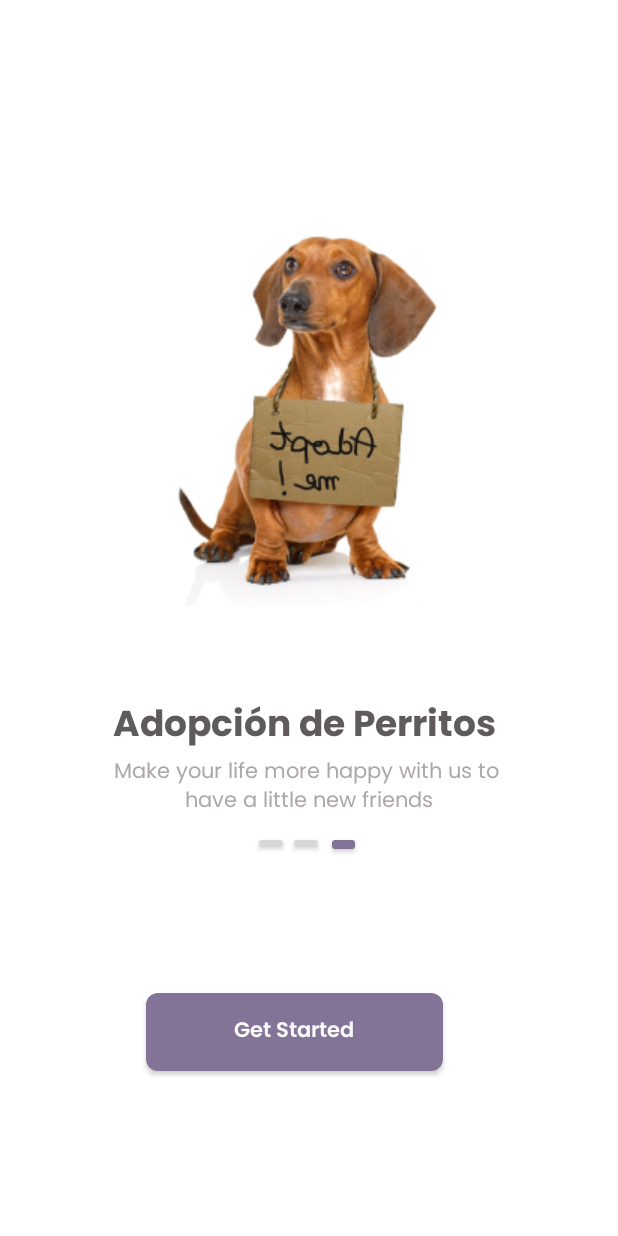
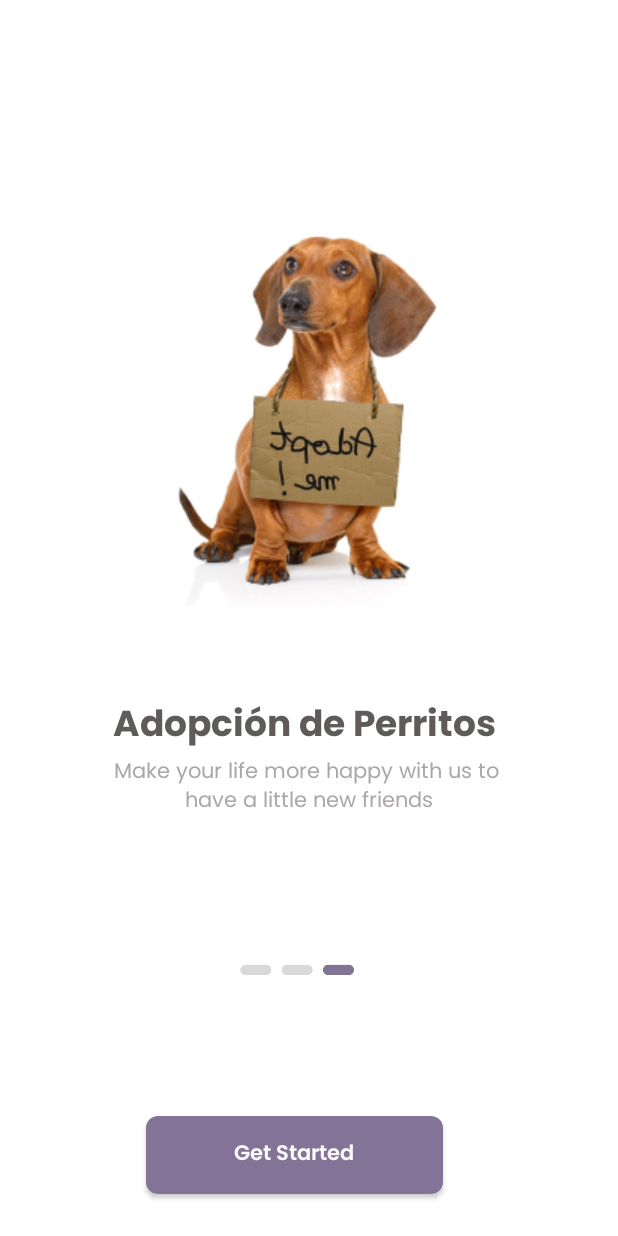
Before and after one commit to faqpauro/parcialTP3, an Android app: the screen it shows after launch (MainActivity), on a phone screen of 412 x 824 dp. Run offline under Robolectric (Android 15) with nearby library versions, the phone set to English and light mode, and no system bars.

Commit message:
Commit con la pagina de Inicio. Configuraciones para dicha vista. Carpeta de fuentes. Nuevos colores. Botonera de inicio

```diff
--- a/app/src/main/res/layout/activity_main.xml
+++ b/app/src/main/res/layout/activity_main.xml
@@ -58,7 +58,6 @@
         android:layout_width="198dp"
         android:layout_height="52dp"
         android:layout_marginStart="97dp"
-        android:layout_marginTop="7dp"
         android:layout_marginEnd="98dp"
         android:layout_marginBottom="28dp"
         android:background="@drawable/setting_button_mail"
@@ -74,39 +73,20 @@
         app:layout_constraintBottom_toBottomOf="parent"
         app:layout_constraintEnd_toEndOf="parent"
         app:layout_constraintHorizontal_bias="0.0"
+        app:layout_constraintStart_toStartOf="parent" />
+
+    <ImageView
+        android:id="@+id/imageView"
+        android:layout_width="128dp"
+        android:layout_height="28dp"
+        android:layout_marginStart="131dp"
+        android:layout_marginTop="9dp"
+        android:layout_marginEnd="152dp"
+        android:layout_marginBottom="1dp"
+        app:layout_constraintBottom_toTopOf="@+id/btn_get_started"
+        app:layout_constraintEnd_toEndOf="parent"
         app:layout_constraintStart_toStartOf="parent"
-        app:layout_constraintTop_toBottomOf="@+id/btn_scroll3" />
-
-    <Button
-        android:id="@+id/btn_scroll2"
-        android:layout_width="24dp"
-        android:layout_height="16dp"
-        android:layout_marginTop="13dp"
-        android:layout_marginEnd="1dp"
-        android:layout_marginBottom="9dp"
-        app:layout_constraintBottom_toTopOf="@+id/btn_get_started"
-        app:layout_constraintEnd_toStartOf="@+id/btn_scroll3"
         app:layout_constraintTop_toBottomOf="@+id/secondary_text"
-        app:layout_constraintVertical_bias="0.0" />
-
-    <Button
-        android:id="@+id/btn_scroll3"
-        android:layout_width="23dp"
-        android:layout_height="18dp"
-        android:layout_marginTop="13dp"
-        android:layout_marginEnd="171dp"
-        android:backgroundTint="@color/button_main_color"
-        app:layout_constraintEnd_toEndOf="parent"
-        app:layout_constraintTop_toBottomOf="@+id/secondary_text" />
-
-    <Button
-        android:id="@+id/btn_scroll1"
-        android:layout_width="24dp"
-        android:layout_height="16dp"
-        android:layout_marginStart="169dp"
-        android:layout_marginTop="13dp"
-        app:layout_constraintEnd_toStartOf="@+id/btn_scroll2"
-        app:layout_constraintStart_toStartOf="parent"
-        app:layout_constraintTop_toBottomOf="@+id/secondary_text" />
+        app:srcCompat="@drawable/botonera_de_inicio" />
 
 </androidx.constraintlayout.widget.ConstraintLayout>
```
Also changed, not shown: app/src/main/res/drawable/botonera_de_inicio.png (added).
